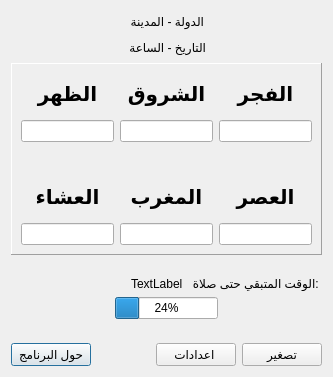
Before: the Qt Designer form almoazendialog.ui in SudaNix/Al-Moazen, drawn with Qt 5.
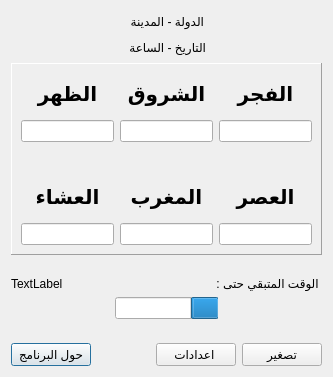
After: the same form once the commit is applied. Icons and pictures are not drawn.

Diff of the .ui file:
```diff
--- a/almoazendialog.ui
+++ b/almoazendialog.ui
@@ -16,8 +16,8 @@
   <property name="layoutDirection">
    <enum>Qt::LeftToRight</enum>
   </property>
-  <layout class="QGridLayout" name="gridLayout_2">
-   <item row="0" column="0" colspan="2">
+  <layout class="QVBoxLayout" name="verticalLayout_7">
+   <item>
     <layout class="QHBoxLayout" name="horizontalLayout_4">
      <item>
       <spacer name="horizontalSpacer_2">
@@ -57,7 +57,7 @@
      </item>
     </layout>
    </item>
-   <item row="1" column="0" colspan="2">
+   <item>
     <layout class="QHBoxLayout" name="horizontalLayout_5">
      <item>
       <spacer name="horizontalSpacer_6">
@@ -97,7 +97,7 @@
      </item>
     </layout>
    </item>
-   <item row="2" column="0" colspan="2">
+   <item>
     <widget class="QFrame" name="frame">
      <property name="sizePolicy">
       <sizepolicy hsizetype="Preferred" vsizetype="Expanding">
@@ -434,7 +434,7 @@
      </layout>
     </widget>
    </item>
-   <item row="3" column="0" rowspan="2" colspan="2">
+   <item>
     <spacer name="verticalSpacer_3">
      <property name="orientation">
       <enum>Qt::Vertical</enum>
@@ -450,7 +450,7 @@
      </property>
     </spacer>
    </item>
-   <item row="5" column="1">
+   <item>
     <layout class="QHBoxLayout" name="horizontalLayout_7">
      <item>
       <widget class="QLabel" name="prayerNameLabel">
@@ -468,13 +468,13 @@
         </sizepolicy>
        </property>
        <property name="text">
-        <string> :الوقت المتبقي حتى صلاة </string>
+        <string> الوقت المتبقي حتى :</string>
        </property>
       </widget>
      </item>
     </layout>
    </item>
-   <item row="6" column="0" colspan="2">
+   <item>
     <layout class="QHBoxLayout" name="horizontalLayout_6">
      <item>
       <spacer name="horizontalSpacer_9">
@@ -491,9 +491,15 @@
      </item>
      <item>
       <widget class="QProgressBar" name="progressBar">
+       <property name="layoutDirection">
+        <enum>Qt::RightToLeft</enum>
+       </property>
        <property name="value">
         <number>24</number>
        </property>
+       <property name="alignment">
+        <set>Qt::AlignCenter</set>
+       </property>
       </widget>
      </item>
      <item>
@@ -511,7 +517,7 @@
      </item>
     </layout>
    </item>
-   <item row="7" column="0" colspan="2">
+   <item>
     <spacer name="verticalSpacer_4">
      <property name="orientation">
       <enum>Qt::Vertical</enum>
@@ -527,7 +533,7 @@
      </property>
     </spacer>
    </item>
-   <item row="8" column="0" colspan="2">
+   <item>
     <layout class="QHBoxLayout" name="horizontalLayout">
      <item>
       <widget class="QPushButton" name="aboutButton">
```
Left out of the diff: 1 changed line with no effect on the pictures.
